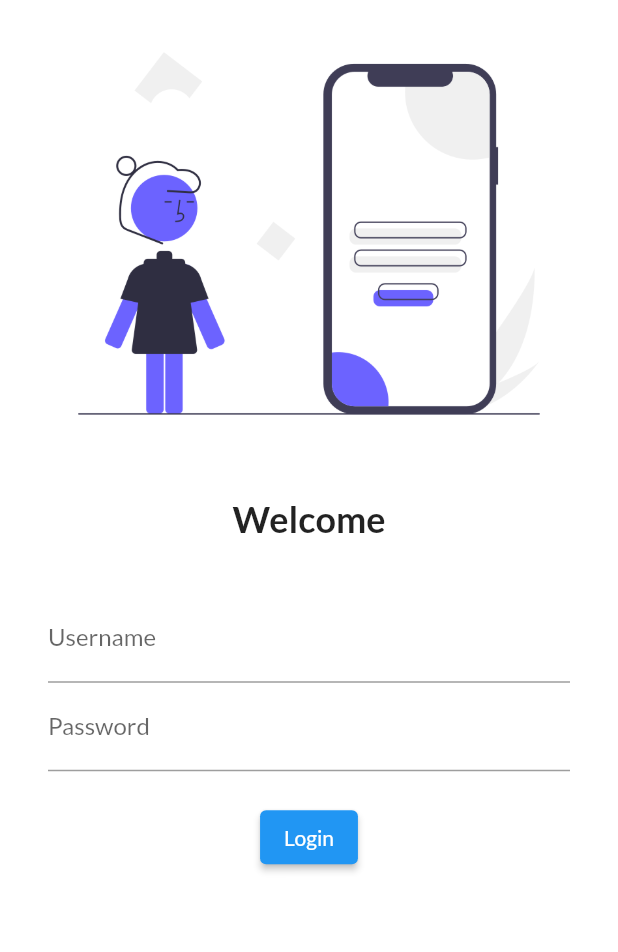
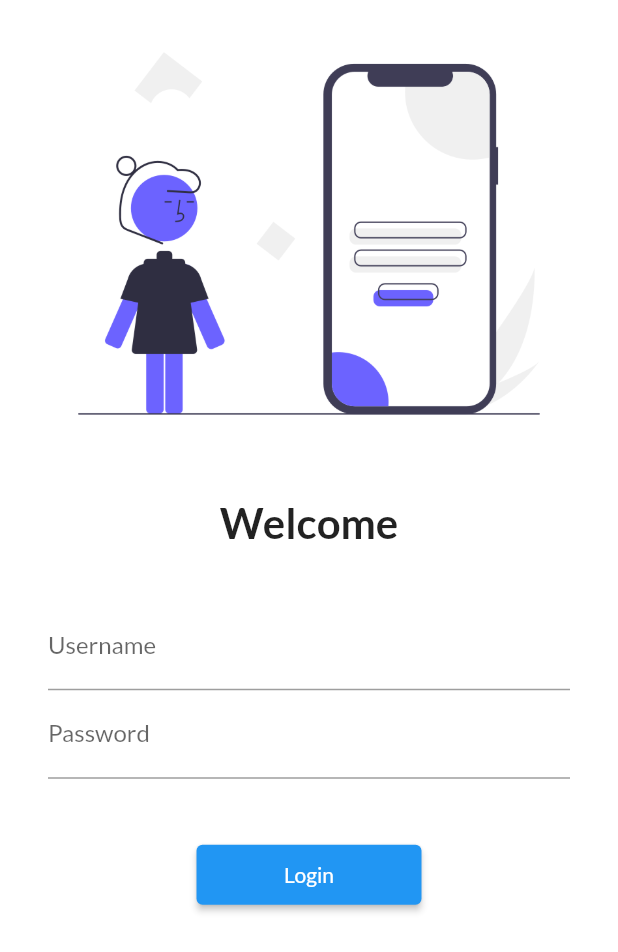
Before and after one commit to I-sandesh/Flutter, a Flutter app: the screen it shows after launch, on a phone screen of 412 x 824 dp. Shown: the top 952 px of the screen. Run offline on Flutter 3.47's test engine with Material 2 defaults, Android fonts, the phone set to English and light mode, and no system bars; our stand-ins replace google_fonts.

Commit message:
Login button size enhanced

```diff
--- a/lib/main.dart
+++ b/lib/main.dart
@@ -1,4 +1,5 @@
 import 'package:flutter/material.dart';
+import 'package:flutter_catalog/utils/routes.dart';
 import 'package:google_fonts/google_fonts.dart';
 import 'package:flutter_catalog/pages/home_page.dart';
 import 'package:flutter_catalog/pages/login_page.dart';
@@ -35,7 +36,7 @@ class MyApp extends StatelessWidget {
         // initialRoute: "/home",
         routes: {
           "/": (context) => LoginPage(),
-          "/home" : (context) => HomePage(),
+          MyRoutes.homeRoute : (context) => HomePage(),
           "/login": (context) => LoginPage()
         },
     );
--- a/lib/pages/login_page.dart
+++ b/lib/pages/login_page.dart
@@ -1,4 +1,5 @@
 import 'package:flutter/material.dart';
+import 'package:flutter_catalog/utils/routes.dart';
 
 class LoginPage extends StatelessWidget {
   const LoginPage({Key? key}) : super(key: key);
@@ -20,7 +21,7 @@ class LoginPage extends StatelessWidget {
               Text(
                 "Welcome",
                 style: TextStyle(
-                  fontSize: 24,
+                  fontSize: 28,
                   fontWeight: FontWeight.bold,
                 ),
               ),
@@ -28,28 +29,33 @@ class LoginPage extends StatelessWidget {
                 height: 20.0,
               ),
               Padding(
-                padding:
-                    const EdgeInsets.symmetric(vertical: 16.0, horizontal: 32.0),
+                padding: const EdgeInsets.symmetric(
+                    vertical: 16.0, horizontal: 32.0),
                 child: Column(
                   children: [
                     TextFormField(
                       decoration: InputDecoration(
-                          hintText: "Enter you Username", labelText: "Username"),
+                          hintText: "Enter you Username",
+                          labelText: "Username"),
                     ),
                     TextFormField(
                       obscureText: true,
                       decoration: InputDecoration(
-                          hintText: "Enter you Password", labelText: "Password"),
+                          hintText: "Enter you Password",
+                          labelText: "Password"),
                     ),
                     SizedBox(
-                      height: 20.0,
+                      height: 40.0,
                     ),
                     ElevatedButton(
                       onPressed: () {
-                        print("Hi! Sandesh");
+                        Navigator.pushNamed(
+                          context,
+                          MyRoutes.homeRoute,
+                        );
                       },
                       child: Text("Login"),
-                      style: TextButton.styleFrom(),
+                      style: TextButton.styleFrom(minimumSize: Size(150, 40)),
                     ),
                   ],
                 ),
--- /dev/null
+++ b/lib/utils/routes.dart
@@ -0,0 +1,4 @@
+class MyRoutes {
+  static String loginRoute = "/login";
+  static String homeRoute = "/home";
+}
```
